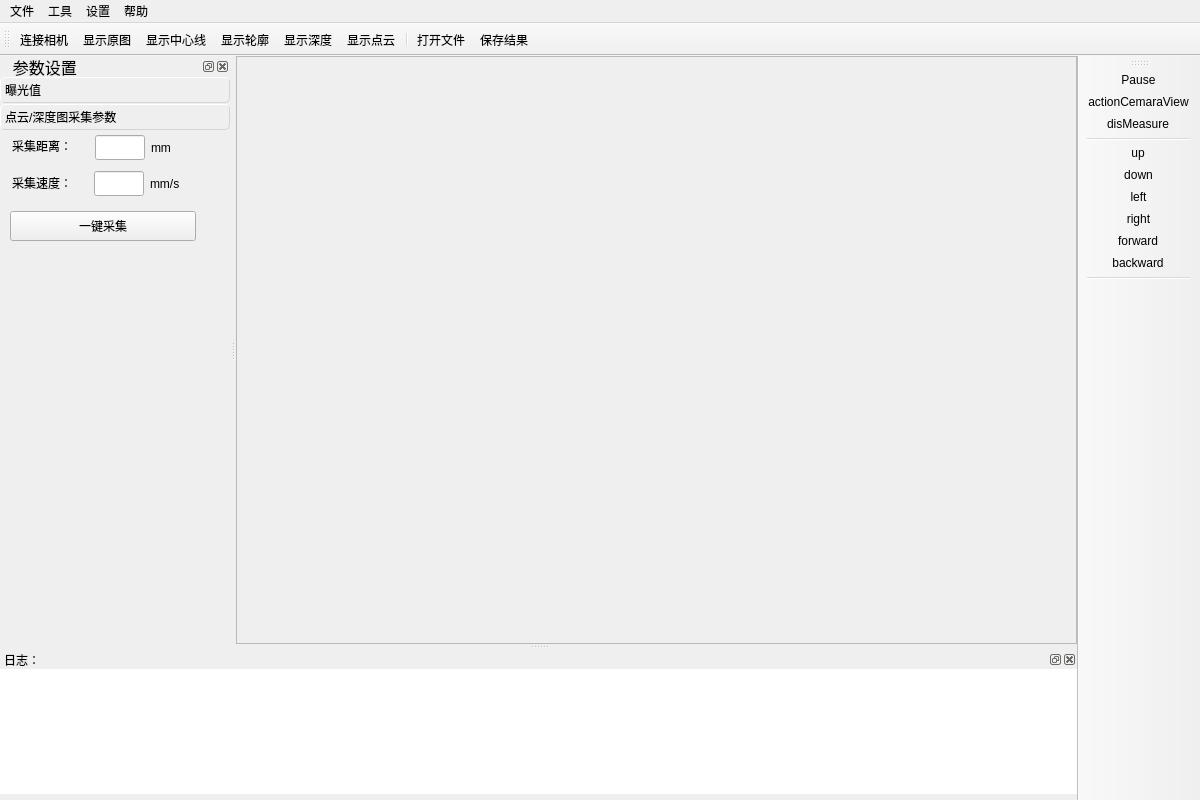
Above: mainwindow.ui from WY-Huang/Laser-Scanning before the change. Below: the same form after it.
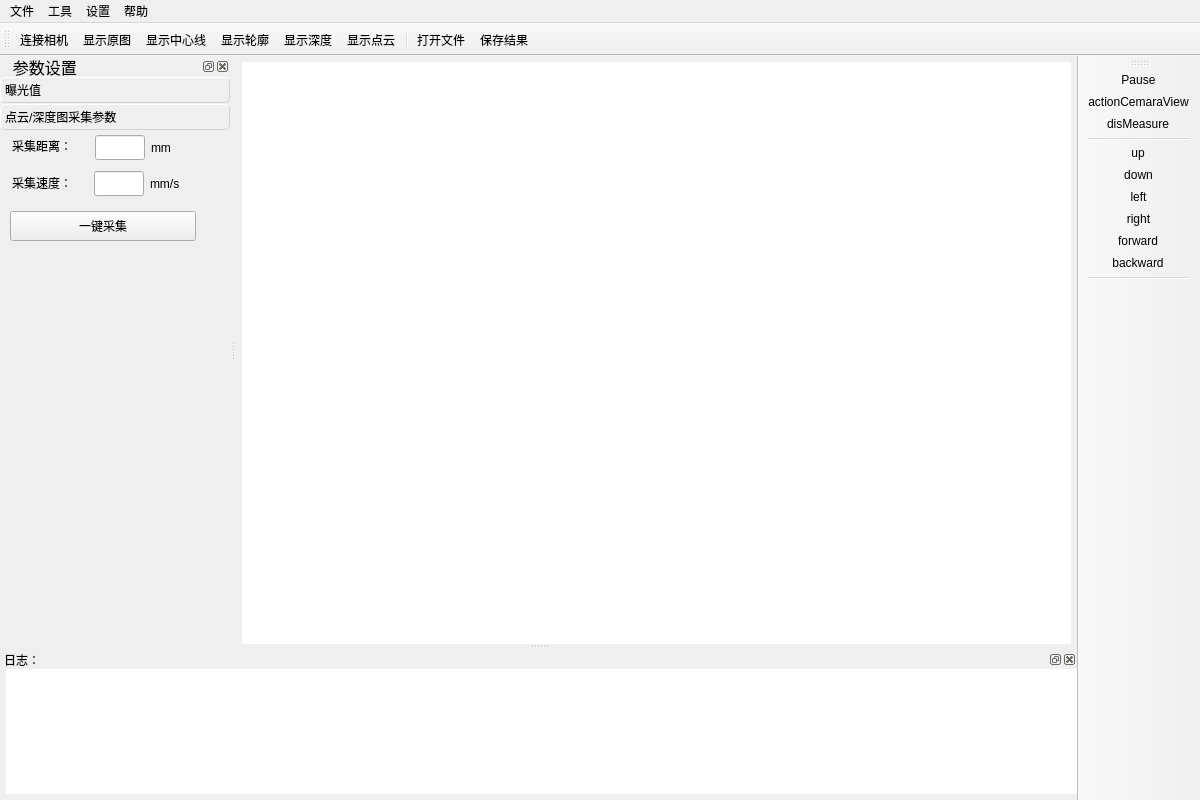
That is the form after the change. The open tabs and pages were chosen to show the change. Icons and pictures are not drawn. Custom widgets are drawn as their Qt base class.

Diff of the .ui file:
```diff
--- a/mainwindow.ui
+++ b/mainwindow.ui
@@ -28,13 +28,13 @@
   <widget class="QWidget" name="centralwidget">
    <layout class="QGridLayout" name="gridLayout_5">
     <property name="leftMargin">
-     <number>0</number>
+     <number>6</number>
     </property>
     <property name="topMargin">
-     <number>0</number>
+     <number>6</number>
     </property>
     <property name="rightMargin">
-     <number>0</number>
+     <number>6</number>
     </property>
     <property name="bottomMargin">
      <number>0</number>
@@ -42,13 +42,28 @@
     <item row="0" column="0">
      <widget class="QStackedWidget" name="stackedWidget">
       <property name="frameShape">
-       <enum>QFrame::StyledPanel</enum>
+       <enum>QFrame::NoFrame</enum>
       </property>
       <property name="currentIndex">
        <number>2</number>
       </property>
       <widget class="QWidget" name="page_0_imgshow">
+       <property name="styleSheet">
+        <string notr="true">background-color: rgb(255, 255, 255);</string>
+       </property>
        <layout class="QGridLayout" name="gridLayout">
+        <property name="leftMargin">
+         <number>0</number>
+        </property>
+        <property name="topMargin">
+         <number>0</number>
+        </property>
+        <property name="rightMargin">
+         <number>0</number>
+        </property>
+        <property name="bottomMargin">
+         <number>0</number>
+        </property>
         <item row="0" column="0">
          <widget class="LabelImageViewer" name="imgShow">
           <property name="sizePolicy">
@@ -66,6 +81,18 @@
       </widget>
       <widget class="QWidget" name="page_2_pclshow">
        <layout class="QGridLayout" name="gridLayout_3">
+        <property name="leftMargin">
+         <number>0</number>
+        </property>
+        <property name="topMargin">
+         <number>0</number>
+        </property>
+        <property name="rightMargin">
+         <number>0</number>
+        </property>
+        <property name="bottomMargin">
+         <number>0</number>
+        </property>
         <item row="0" column="0">
          <widget class="QVTKOpenGLWidget" name="pclShow" native="true">
           <property name="sizePolicy">
@@ -95,8 +122,14 @@
         <property name="bottomMargin">
          <number>0</number>
         </property>
+        <property name="spacing">
+         <number>0</number>
+        </property>
         <item row="0" column="0">
          <widget class="MyChartView" name="graphicsView">
+          <property name="frameShape">
+           <enum>QFrame::NoFrame</enum>
+          </property>
           <property name="resizeAnchor">
            <enum>QGraphicsView::NoAnchor</enum>
           </property>
@@ -572,7 +605,7 @@
    </property>
    <property name="minimumSize">
     <size>
-     <width>68</width>
+     <width>74</width>
      <height>93</height>
     </size>
    </property>
@@ -600,7 +633,7 @@
    <widget class="QWidget" name="dockWidgetContents_log">
     <layout class="QGridLayout" name="gridLayout_4">
      <property name="leftMargin">
-      <number>0</number>
+      <number>6</number>
      </property>
      <property name="topMargin">
       <number>0</number>
```
